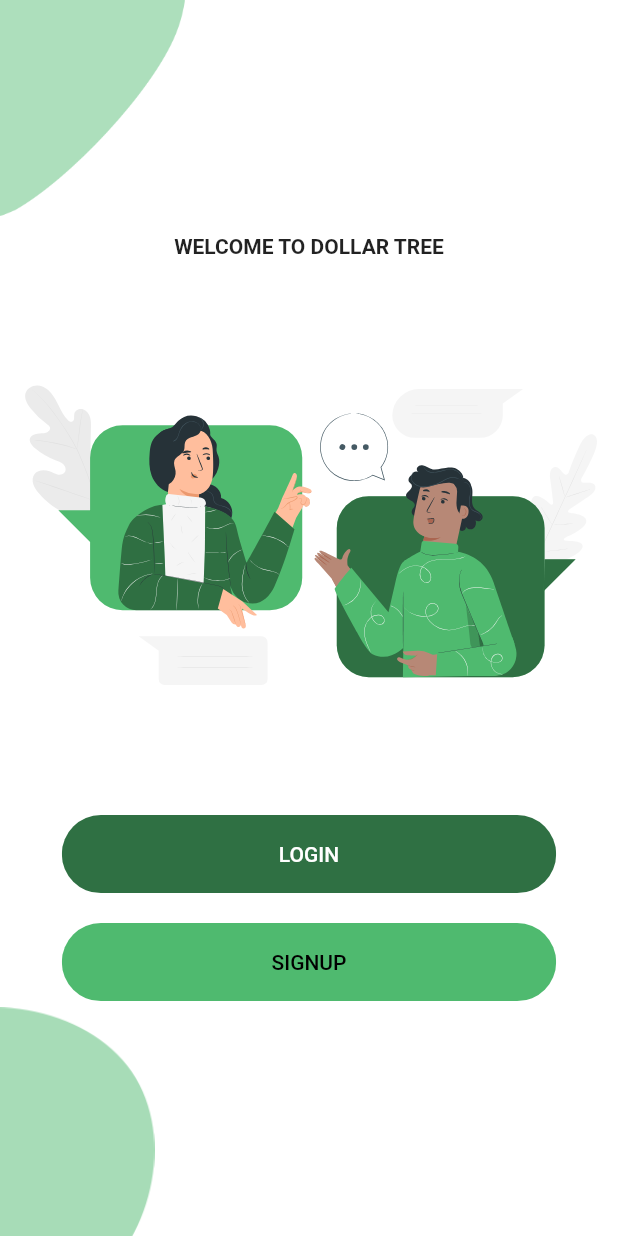
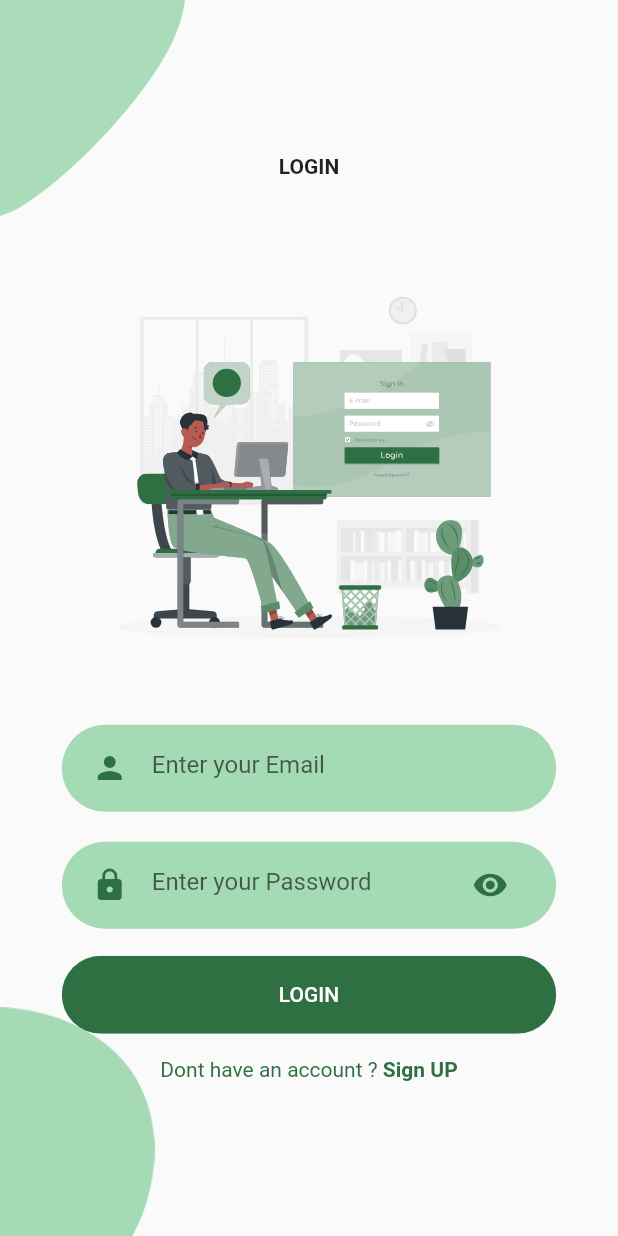
Before and after one commit to Crucialjun/dollar_tree, a Flutter app: the screen it shows after launch, after a tap on "LOGIN", on a phone screen of 412 x 824 dp. Run offline on Flutter 3.47's test engine with Material 2 defaults, Android fonts, the light colour scheme and no system bars; our stand-ins replace animated_text_kit, firebase_core, flutter_svg, lottie; accounts and stored records are empty.

Commit message:
sign in screen

```diff
--- a/lib/features/auth/screens/sign_in_screen.dart
+++ b/lib/features/auth/screens/sign_in_screen.dart
@@ -1,5 +1,7 @@
 import 'package:dollar_tree/constants.dart';
+import 'package:dollar_tree/features/auth/widgets/auth_screens_background.dart';
 import 'package:dollar_tree/features/common/widgets/app_rounded_button.dart';
+import 'package:dollar_tree/features/common/widgets/app_rounded_input_field.dart';
 import 'package:flutter/material.dart';
 import 'package:flutter_svg/flutter_svg.dart';
 
@@ -12,55 +14,58 @@
     Size size = MediaQuery.of(context).size;
     return Scaffold(
       body: SafeArea(
-        child: SizedBox(
-          height: size.height,
-          width: double.infinity,
-          child: Stack(alignment: Alignment.center, children: [
-            Positioned(
-                top: 0,
-                left: 0,
-                child: Image.asset(
-                  "assets/main_top2.png",
-                  width: size.width * 0.3,
-                )),
-            Positioned(
-                bottom: 0,
-                left: 0,
-                child: Image.asset(
-                  "assets/main_bottom2.png",
-                  width: size.width * 0.25,
-                )),
-            Column(
+          child: SingleChildScrollView(
+        child: AuthScreensBackground(
+          body: Column(mainAxisAlignment: MainAxisAlignment.center, children: [
+            const Text(
+              "LOGIN",
+              style: TextStyle(fontWeight: FontWeight.bold),
+            ),
+            SizedBox(
+              height: size.height * 0.03,
+            ),
+            SvgPicture.asset(
+              "assets/svgs/login.svg",
+              height: size.height * 0.4,
+            ),
+            const RoundedTextInput(
+                hintText: "Enter your Email", icon: Icons.person),
+            const RoundedTextInput(
+              obscureText: true,
+              hintText: "Enter your Password",
+              icon: Icons.lock,
+              suffixIcon: Icons.visibility,
+            ),
+            const SizedBox(
+              height: 8,
+            ),
+            AppRoundedButton(
+              text: "LOGIN",
+              onPressed: () {},
+            ),
+            const SizedBox(
+              height: 16,
+            ),
+            Row(
               mainAxisAlignment: MainAxisAlignment.center,
               children: [
                 const Text(
-                  "WELCOME TO DOLLAR TREE",
-                  style: TextStyle(fontWeight: FontWeight.bold),
+                  "Dont have an account ? ",
+                  style: TextStyle(color: kPrimaryColor),
                 ),
-                SvgPicture.asset(
-                  "assets/svgs/welcomechat.svg",
-                  height: size.height * 0.45,
-                ),
-                AppRoundedButton(
-                  text: "LOGIN",
-                  onPressed: () {
-                    Navigator.pushNamed(context, SigninScreen.routeName);
-                  },
-                ),
-                const SizedBox(
-                  height: 20,
-                ),
-                AppRoundedButton(
-                  color: kPrimaryLightColor,
-                  foregroundColor: Colors.black,
-                  text: "SIGNUP",
-                  onPressed: () {},
+                InkWell(
+                  onTap: () {},
+                  child: const Text(
+                    "Sign UP",
+                    style: TextStyle(
+                        color: kPrimaryColor, fontWeight: FontWeight.bold),
+                  ),
                 )
               ],
             )
           ]),
         ),
-      ),
+      )),
     );
   }
 }
--- a/lib/features/auth/screens/welcome_screen.dart
+++ b/lib/features/auth/screens/welcome_screen.dart
@@ -1,4 +1,6 @@
 import 'package:dollar_tree/constants.dart';
+import 'package:dollar_tree/features/auth/screens/sign_in_screen.dart';
+import 'package:dollar_tree/features/auth/widgets/auth_screens_background.dart';
 import 'package:dollar_tree/features/common/widgets/app_rounded_button.dart';
 import 'package:flutter/material.dart';
 import 'package:flutter/services.dart';
@@ -26,25 +28,8 @@
         ),
       ),
       body: SafeArea(
-        child: SizedBox(
-          height: size.height,
-          width: double.infinity,
-          child: Stack(alignment: Alignment.center, children: [
-            Positioned(
-                top: 0,
-                left: 0,
-                child: Image.asset(
-                  "assets/main_top2.png",
-                  width: size.width * 0.3,
-                )),
-            Positioned(
-                bottom: 0,
-                left: 0,
-                child: Image.asset(
-                  "assets/main_bottom2.png",
-                  width: size.width * 0.25,
-                )),
-            Column(
+        child: AuthScreensBackground(
+          body: Column(
             mainAxisAlignment: MainAxisAlignment.center,
             children: [
               const Text(
@@ -57,7 +42,9 @@
               ),
               AppRoundedButton(
                 text: "LOGIN",
-                  onPressed: () {},
+                onPressed: () {
+                  Navigator.pushNamed(context, SigninScreen.routeName);
+                },
               ),
               const SizedBox(
                 height: 20,
@@ -69,8 +56,7 @@
                 onPressed: () {},
               )
             ],
-            )
-          ]),
+          ),
         ),
       ),
     );
--- /dev/null
+++ b/lib/features/auth/widgets/auth_screens_background.dart
@@ -0,0 +1,36 @@
+import 'package:flutter/material.dart';
+
+class AuthScreensBackground extends StatelessWidget {
+  const AuthScreensBackground({
+    super.key,
+    required this.body,
+  });
+
+  final Widget body;
+
+  @override
+  Widget build(BuildContext context) {
+    Size size = MediaQuery.of(context).size;
+    return SizedBox(
+      height: size.height,
+      width: double.infinity,
+      child: Stack(alignment: Alignment.center, children: [
+        Positioned(
+            top: 0,
+            left: 0,
+            child: Image.asset(
+              "assets/main_top2.png",
+              width: size.width * 0.3,
+            )),
+        Positioned(
+            bottom: 0,
+            left: 0,
+            child: Image.asset(
+              "assets/main_bottom2.png",
+              width: size.width * 0.25,
+            )),
+        body
+      ]),
+    );
+  }
+}
--- a/lib/features/common/widgets/app_rounded_button.dart
+++ b/lib/features/common/widgets/app_rounded_button.dart
@@ -3,7 +3,7 @@
 
 class AppRoundedButton extends StatelessWidget {
   final String text;
-  final Function onPressed;
+  final VoidCallback onPressed;
   final Color color;
   final Color foregroundColor;
 
@@ -24,7 +24,7 @@
         child: TextButton(
           style: TextButton.styleFrom(
               backgroundColor: color, foregroundColor: foregroundColor),
-          onPressed: () {},
+          onPressed: onPressed,
           child: Padding(
             padding: const EdgeInsets.symmetric(vertical: 10),
             child: Text(text),
--- a/lib/main.dart
+++ b/lib/main.dart
@@ -20,7 +20,7 @@
   Widget build(BuildContext context) {
     return MaterialApp(
       debugShowCheckedModeBanner: false,
-      title: 'Flutter Demo',
+      title: 'Dollar Tree',
       theme: ThemeData(
         primarySwatch: Colors.blue,
       ),
```
Lines whose indentation alone changed are shown as unchanged.
